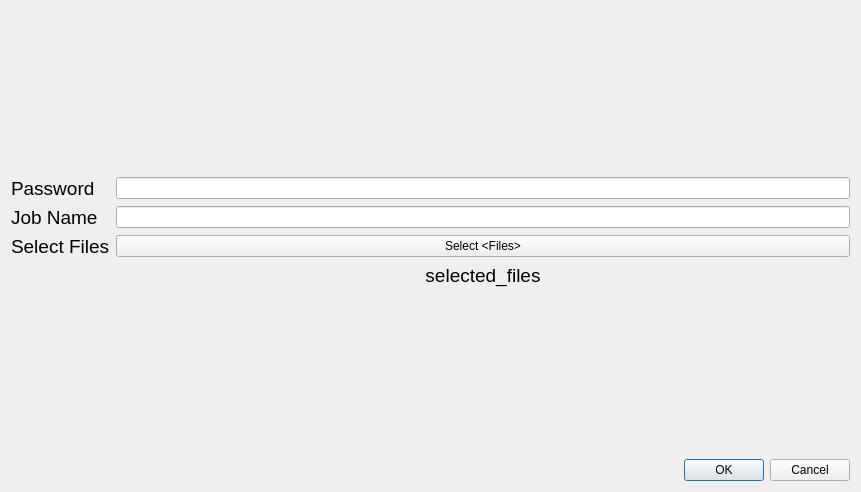
Above: laser/ui/select_files_dialog.ui from GijsGroote/creator_administrator before the change. Below: the same form after it.
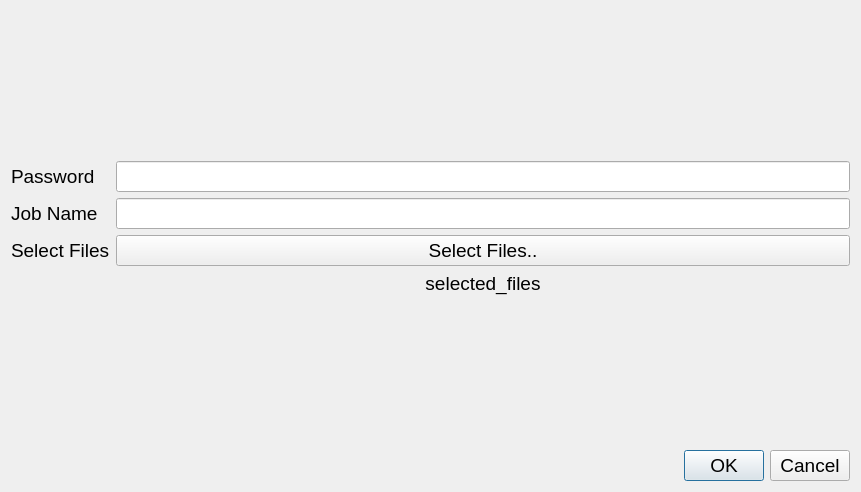
That is the form after the change. Custom widgets are drawn as their Qt base class.

```diff
--- a/laser/ui/select_files_dialog.ui
+++ b/laser/ui/select_files_dialog.ui
@@ -18,6 +18,11 @@
     <layout class="QFormLayout" name="formLayout">
      <item row="0" column="1">
       <spacer name="verticalSpacer_2">
+       <property name="font">
+        <font>
+         <pointsize>14</pointsize>
+        </font>
+       </property>
        <property name="orientation">
         <enum>Qt::Vertical</enum>
        </property>
@@ -31,6 +36,11 @@
      </item>
      <item row="1" column="0">
       <widget class="QLabel" name="label">
+       <property name="font">
+        <font>
+         <pointsize>14</pointsize>
+        </font>
+       </property>
        <property name="text">
         <string>&lt;html&gt;&lt;head/&gt;&lt;body&gt;&lt;p&gt;&lt;span style=&quot; font-size:14pt;&quot;&gt;Password                &lt;/span&gt;&lt;/p&gt;&lt;/body&gt;&lt;/html&gt;             </string>
        </property>
@@ -40,10 +50,21 @@
       </widget>
      </item>
      <item row="1" column="1">
-      <widget class="QLineEdit" name="passwordQLineEdit"/>
+      <widget class="QLineEdit" name="passwordQLineEdit">
+       <property name="font">
+        <font>
+         <pointsize>14</pointsize>
+        </font>
+       </property>
+      </widget>
      </item>
      <item row="3" column="0">
       <widget class="QLabel" name="label_2">
+       <property name="font">
+        <font>
+         <pointsize>14</pointsize>
+        </font>
+       </property>
        <property name="text">
         <string>&lt;html&gt;&lt;head/&gt;&lt;body&gt;&lt;p&gt;&lt;span style=&quot; font-size:14pt;&quot;&gt;Select Files&lt;/span&gt;&lt;/p&gt;&lt;/body&gt;&lt;/html&gt;</string>
        </property>
@@ -54,13 +75,23 @@
      </item>
      <item row="3" column="1">
       <widget class="SelectFilesQPushButton" name="selectFilesButton">
+       <property name="font">
+        <font>
+         <pointsize>14</pointsize>
+        </font>
+       </property>
        <property name="text">
-        <string>Select &lt;Files&gt;</string>
+        <string>Select Files..</string>
        </property>
       </widget>
      </item>
      <item row="5" column="1">
       <spacer name="verticalSpacer">
+       <property name="font">
+        <font>
+         <pointsize>14</pointsize>
+        </font>
+       </property>
        <property name="orientation">
         <enum>Qt::Vertical</enum>
        </property>
@@ -74,6 +105,11 @@
      </item>
      <item row="2" column="0">
       <widget class="QLabel" name="label_3">
+       <property name="font">
+        <font>
+         <pointsize>14</pointsize>
+        </font>
+       </property>
        <property name="text">
         <string>&lt;html&gt;&lt;head/&gt;&lt;body&gt;&lt;p&gt;&lt;span style=&quot; font-size:14pt;&quot;&gt;Job Name&lt;/span&gt;&lt;/p&gt;&lt;/body&gt;&lt;/html&gt;</string>
        </property>
@@ -83,10 +119,21 @@
       </widget>
      </item>
      <item row="2" column="1">
-      <widget class="QLineEdit" name="ProjectNameQLineEdit"/>
+      <widget class="QLineEdit" name="ProjectNameQLineEdit">
+       <property name="font">
+        <font>
+         <pointsize>14</pointsize>
+        </font>
+       </property>
+      </widget>
      </item>
      <item row="4" column="1">
       <widget class="QLabel" name="filesGlobalPathsQLabel">
+       <property name="font">
+        <font>
+         <pointsize>14</pointsize>
+        </font>
+       </property>
        <property name="text">
         <string>&lt;html&gt;&lt;head/&gt;&lt;body&gt;&lt;p align=&quot;center&quot;&gt;&lt;span style=&quot; font-size:14pt;&quot;&gt;selected_files&lt;/span&gt;&lt;/p&gt;&lt;/body&gt;&lt;/html&gt;</string>
        </property>
@@ -96,6 +143,11 @@
    </item>
    <item>
     <widget class="QDialogButtonBox" name="buttonBox">
+     <property name="font">
+      <font>
+       <pointsize>14</pointsize>
+      </font>
+     </property>
      <property name="orientation">
       <enum>Qt::Horizontal</enum>
      </property>
```
Left out of the diff: 4 changed lines with no effect on the pictures.
